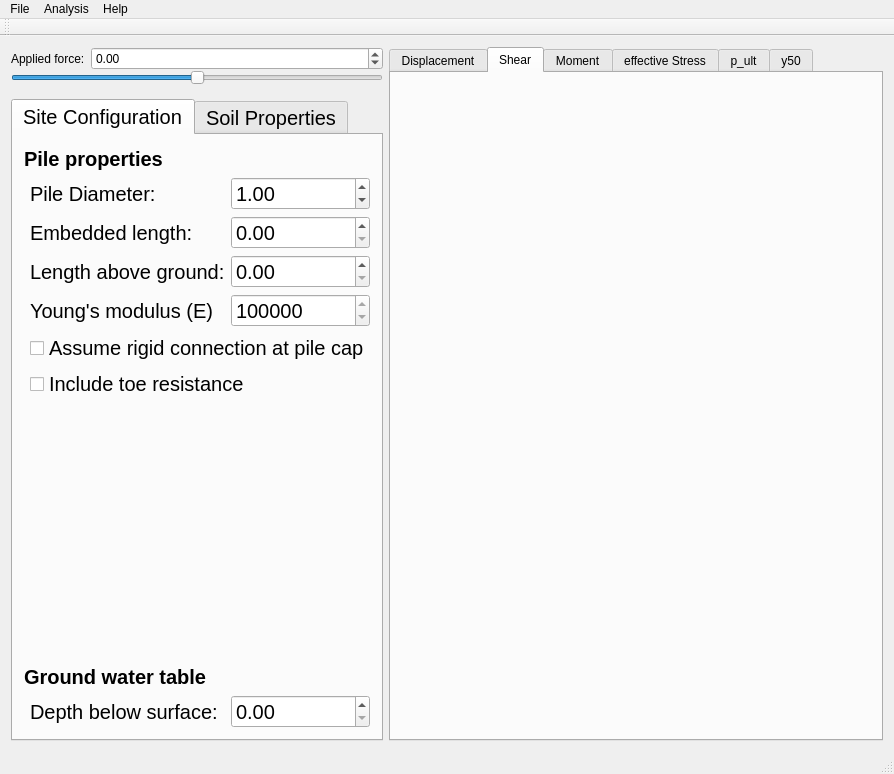
Old version of the form mainwindow.ui in the repository NHERI-SimCenter/PileGroupTool.
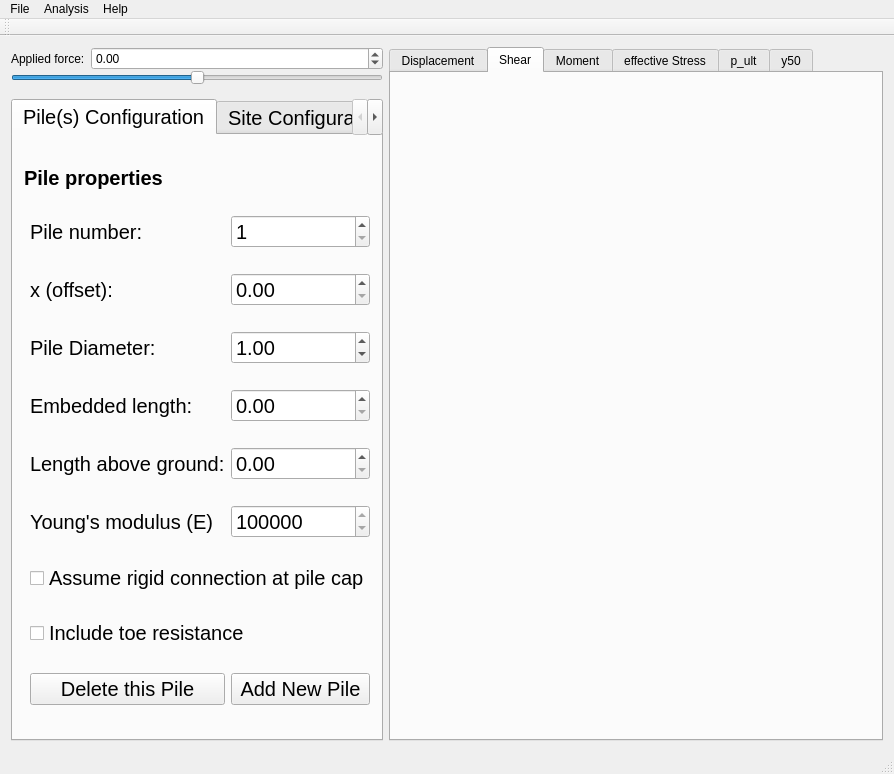
New version of the form. The open tabs and pages were chosen to show the change. Icons and pictures are not drawn. Custom widgets are drawn as their Qt base class.

```diff
--- a/mainwindow.ui
+++ b/mainwindow.ui
@@ -125,10 +125,10 @@
         </property>
         <widget class="QWidget" name="pileProperties">
          <attribute name="title">
-          <string>Site Configuration</string>
+          <string>Pile(s) Configuration</string>
          </attribute>
          <layout class="QGridLayout" name="gridLayout">
-          <item row="5" column="2">
+          <item row="7" column="2">
            <widget class="QDoubleSpinBox" name="Emodulus">
             <property name="decimals">
              <number>0</number>
@@ -147,30 +147,76 @@
             </property>
            </widget>
           </item>
-          <item row="9" column="0" colspan="2">
-           <widget class="QLabel" name="GWlabel">
-            <property name="minimumSize">
-             <size>
-              <width>0</width>
-              <height>20</height>
-             </size>
+          <item row="9" column="1" colspan="2">
+           <widget class="QCheckBox" name="chkBox_include_toe_resistance">
+            <property name="text">
+             <string>Include toe resistance</string>
             </property>
-            <property name="font">
-             <font>
-              <weight>75</weight>
-              <bold>true</bold>
-             </font>
+           </widget>
+          </item>
+          <item row="7" column="1">
+           <widget class="QLabel" name="emodulusLabel">
+            <property name="text">
+             <string>Young's modulus (E)</string>
             </property>
+           </widget>
+          </item>
+          <item row="6" column="1">
+           <widget class="QLabel" name="freeLengthLabel">
             <property name="text">
-             <string>Ground water table</string>
+             <string>Length above ground:</string>
             </property>
-            <property name="alignment">
-             <set>Qt::AlignBottom|Qt::AlignLeading|Qt::AlignLeft</set>
+           </widget>
+          </item>
+          <item row="8" column="1" colspan="2">
+           <widget class="QCheckBox" name="chkBox_assume_rigid_cap">
+            <property name="text">
+             <string>Assume rigid connection at pile cap</string>
             </property>
            </widget>
           </item>
-          <item row="10" column="2">
-           <widget class="QDoubleSpinBox" name="groundWaterTable"/>
+          <item row="2" column="2">
+           <widget class="QSpinBox" name="spinBox_pileNumber">
+            <property name="minimum">
+             <number>1</number>
+            </property>
+            <property name="maximum">
+             <number>5</number>
+            </property>
+           </widget>
+          </item>
+          <item row="2" column="1">
+           <widget class="QLabel" name="label">
+            <property name="text">
+             <string>Pile number:</string>
+            </property>
+           </widget>
+          </item>
+          <item row="4" column="2">
+           <widget class="QDoubleSpinBox" name="pileDiameter">
+            <property name="minimum">
+             <double>0.010000000000000</double>
+            </property>
+            <property name="singleStep">
+             <double>0.010000000000000</double>
+            </property>
+            <property name="value">
+             <double>1.000000000000000</double>
+            </property>
+           </widget>
+          </item>
+          <item row="6" column="2">
+           <widget class="QDoubleSpinBox" name="freeLength"/>
+          </item>
+          <item row="5" column="2">
+           <widget class="QDoubleSpinBox" name="embeddedLength"/>
+          </item>
+          <item row="10" column="1">
+           <widget class="QPushButton" name="btn_deletePile">
+            <property name="text">
+             <string>Delete this Pile</string>
+            </property>
+           </widget>
           </item>
           <item row="1" column="0" colspan="2">
            <widget class="QLabel" name="pilePropertyLabel">
@@ -191,73 +237,36 @@
             </property>
            </widget>
           </item>
-          <item row="10" column="1">
-           <widget class="QLabel" name="gwtableLabel">
-            <property name="text">
-             <string>Depth below surface:</string>
-            </property>
-           </widget>
-          </item>
-          <item row="2" column="1">
+          <item row="4" column="1">
            <widget class="QLabel" name="diameterLabel">
             <property name="text">
              <string>Pile Diameter:</string>
             </property>
            </widget>
           </item>
-          <item row="7" column="1" colspan="2">
-           <widget class="QCheckBox" name="chkBox_include_toe_resistance">
-            <property name="text">
-             <string>Include toe resistance</string>
-            </property>
-           </widget>
-          </item>
-          <item row="3" column="2">
-           <widget class="QDoubleSpinBox" name="embeddedLength"/>
-          </item>
-          <item row="3" column="1">
+          <item row="5" column="1">
            <widget class="QLabel" name="lengthLabel">
             <property name="text">
              <string>Embedded length:</string>
             </property>
            </widget>
           </item>
-          <item row="4" column="2">
-           <widget class="QDoubleSpinBox" name="freeLength"/>
-          </item>
-          <item row="5" column="1">
-           <widget class="QLabel" name="emodulusLabel">
+          <item row="10" column="2">
+           <widget class="QPushButton" name="btn_newPile">
             <property name="text">
-             <string>Young's modulus (E)</string>
+             <string>Add New Pile</string>
             </property>
            </widget>
           </item>
-          <item row="2" column="2">
-           <widget class="QDoubleSpinBox" name="pileDiameter">
-            <property name="minimum">
-             <double>0.010000000000000</double>
-            </property>
-            <property name="singleStep">
-             <double>0.010000000000000</double>
-            </property>
-            <property name="value">
-             <double>1.000000000000000</double>
-            </property>
-           </widget>
-          </item>
-          <item row="4" column="1">
-           <widget class="QLabel" name="freeLengthLabel">
+          <item row="3" column="1">
+           <widget class="QLabel" name="label_2">
             <property name="text">
-             <string>Length above ground:</string>
+             <string>x (offset):</string>
             </property>
            </widget>
           </item>
-          <item row="6" column="1" colspan="2">
-           <widget class="QCheckBox" name="chkBox_assume_rigid_cap">
-            <property name="text">
-             <string>Assume rigid connection at pile cap</string>
-            </property>
-           </widget>
+          <item row="3" column="2">
+           <widget class="QDoubleSpinBox" name="xOffset"/>
           </item>
          </layout>
          <zorder>lengthLabel</zorder>
@@ -283,25 +292,65 @@
           </sizepolicy>
          </property>
          <attribute name="title">
-          <string>Soil Properties</string>
+          <string>Site Configuration</string>
          </attribute>
-         <layout class="QGridLayout" name="gridLayout_2">
-          <property name="leftMargin">
-           <number>10</number>
-          </property>
-          <property name="topMargin">
-           <number>10</number>
-          </property>
-          <property name="rightMargin">
-           <number>10</number>
-          </property>
-          <property name="bottomMargin">
-           <number>10</number>
-          </property>
-          <property name="horizontalSpacing">
-           <number>-1</number>
-          </property>
-          <item row="0" column="0">
+         <layout class="QVBoxLayout" name="verticalLayout_2">
+          <item>
+           <widget class="QLabel" name="label_GWT">
+            <property name="minimumSize">
+             <size>
+              <width>0</width>
+              <height>20</height>
+             </size>
+            </property>
+            <property name="font">
+             <font>
+              <weight>75</weight>
+              <bold>true</bold>
+             </font>
+            </property>
+            <property name="text">
+             <string>Ground water table</string>
+            </property>
+           </widget>
+          </item>
+          <item>
+           <layout class="QHBoxLayout" name="horizontalLayout_4">
+            <item>
+             <widget class="QLabel" name="label_depth">
+              <property name="text">
+               <string>Depth below surface:</string>
+              </property>
+              <property name="alignment">
+               <set>Qt::AlignRight|Qt::AlignTrailing|Qt::AlignVCenter</set>
+              </property>
+             </widget>
+            </item>
+            <item>
+             <widget class="QDoubleSpinBox" name="groundWaterTable"/>
+            </item>
+           </layout>
+          </item>
+          <item>
+           <widget class="QLabel" name="label_Layers">
+            <property name="minimumSize">
+             <size>
+              <width>0</width>
+              <height>20</height>
+             </size>
+            </property>
+            <property name="font">
+             <font>
+              <weight>75</weight>
+              <bold>true</bold>
+             </font>
+            </property>
+            <property name="text">
+             <string>Soil Layers</string>
+            </property>
+           </widget>
+          </item>
+          <item>
            <widget class="QTableWidget" name="matTable">
             <property name="sizePolicy">
              <sizepolicy hsizetype="Preferred" vsizetype="Preferred">
```
Left out of the diff: 24 changed lines with no effect on the pictures.
